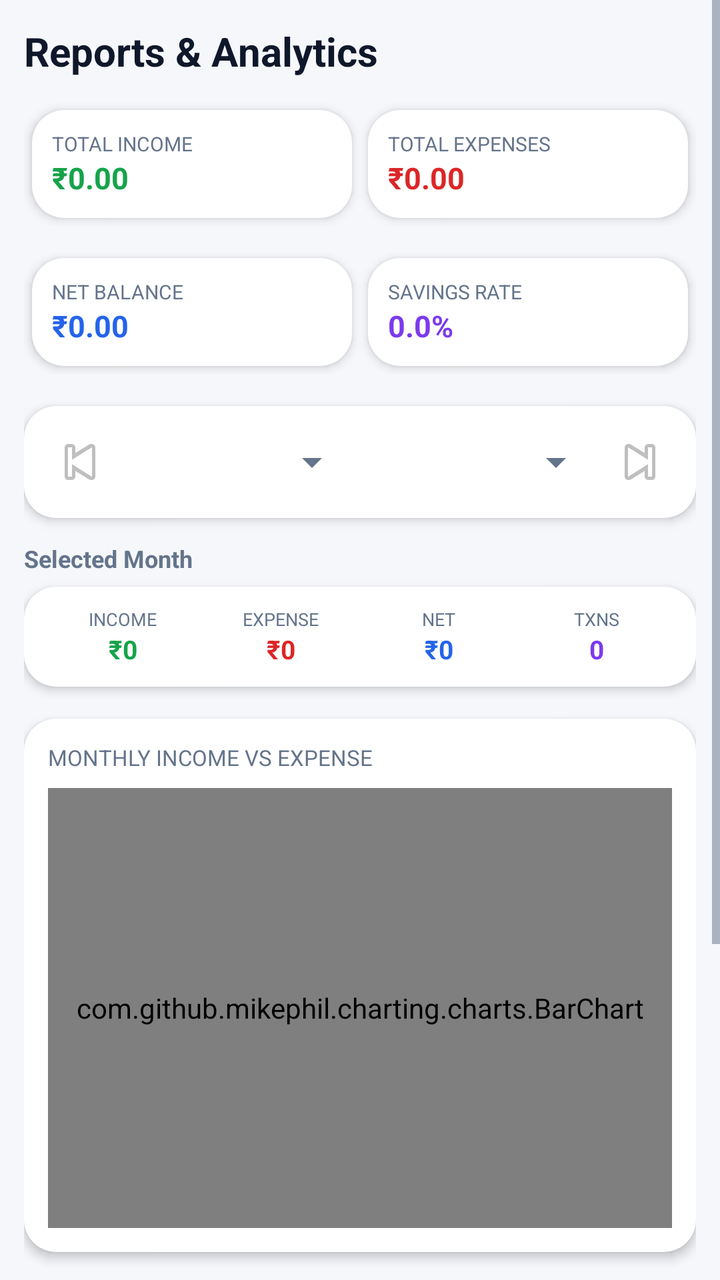
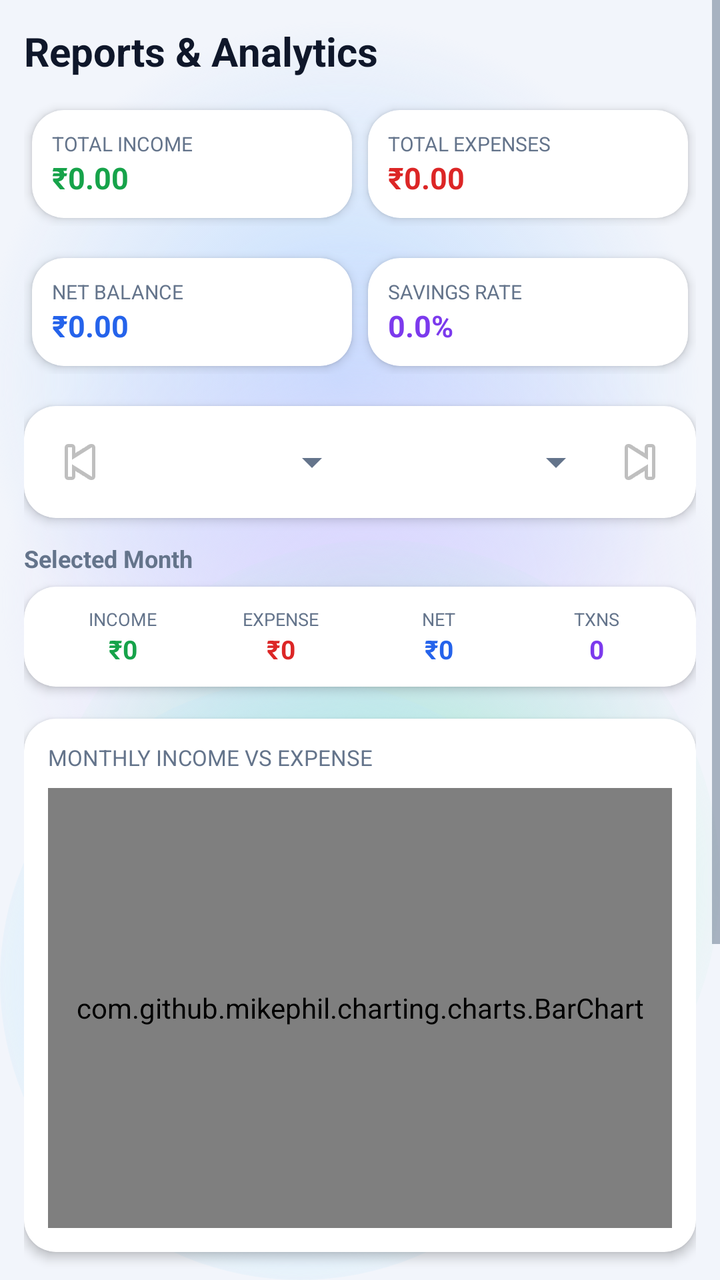

Compare the two renders of this Android layout. The source of the first and the diff that turns it into the second are given below.
<!-- AndroidManifest.xml: application theme Theme.ExpenseOS -->
<!-- res/layout/fragment_reports.xml -->
<?xml version="1.0" encoding="utf-8"?>
<ScrollView xmlns:android="http://schemas.android.com/apk/res/android"
    android:layout_width="match_parent"
    android:layout_height="match_parent"
    android:background="@color/bg">

    <LinearLayout
        android:layout_width="match_parent"
        android:layout_height="wrap_content"
        android:orientation="vertical"
        android:padding="12dp">

        <TextView
            android:layout_width="wrap_content"
            android:layout_height="wrap_content"
            android:text="Reports &amp; Analytics"
            android:textSize="20sp"
            android:textStyle="bold"
            android:textColor="@color/text"
            android:layout_marginBottom="12dp" />

        
        <LinearLayout
            android:layout_width="match_parent"
            android:layout_height="wrap_content"
            android:orientation="horizontal"
            android:layout_marginBottom="12dp">

            <androidx.cardview.widget.CardView android:layout_width="0dp"
                android:layout_height="wrap_content"
                android:layout_weight="1"
                android:layout_margin="4dp"
                xmlns:app="http://schemas.android.com/apk/res-auto"
                app:cardCornerRadius="16dp"
                app:cardElevation="3dp">

                <LinearLayout
                    android:layout_width="match_parent"
                    android:layout_height="wrap_content"
                    android:orientation="vertical"
                    android:padding="10dp">

                    <TextView
                        android:layout_width="wrap_content"
                        android:layout_height="wrap_content"
                        android:text="TOTAL INCOME"
                        android:textSize="10sp"
                        android:textColor="@color/text_muted" />

                    <TextView
                        android:id="@+id/tv_report_income"
                        android:layout_width="wrap_content"
                        android:layout_height="wrap_content"
                        android:text="₹0.00"
                        android:textColor="@color/green"
                        android:textSize="15sp"
                        android:textStyle="bold" />
                </LinearLayout>
            </androidx.cardview.widget.CardView>

            <androidx.cardview.widget.CardView android:layout_width="0dp"
                android:layout_height="wrap_content"
                android:layout_weight="1"
                android:layout_margin="4dp"
                xmlns:app="http://schemas.android.com/apk/res-auto"
                app:cardCornerRadius="16dp"
                app:cardElevation="3dp">

                <LinearLayout
                    android:layout_width="match_parent"
                    android:layout_height="wrap_content"
                    android:orientation="vertical"
                    android:padding="10dp">

                    <TextView
                        android:layout_width="wrap_content"
                        android:layout_height="wrap_content"
                        android:text="TOTAL EXPENSES"
                        android:textSize="10sp"
                        android:textColor="@color/text_muted" />

                    <TextView
                        android:id="@+id/tv_report_expense"
                        android:layout_width="wrap_content"
                        android:layout_height="wrap_content"
                        android:text="₹0.00"
                        android:textColor="@color/red"
                        android:textSize="15sp"
                        android:textStyle="bold" />
                </LinearLayout>
            </androidx.cardview.widget.CardView>
        </LinearLayout>

        <LinearLayout
            android:layout_width="match_parent"
            android:layout_height="wrap_content"
            android:orientation="horizontal"
            android:layout_marginBottom="16dp">

            <androidx.cardview.widget.CardView android:layout_width="0dp"
                android:layout_height="wrap_content"
                android:layout_weight="1"
                android:layout_margin="4dp"
                xmlns:app="http://schemas.android.com/apk/res-auto"
                app:cardCornerRadius="16dp"
                app:cardElevation="3dp">

                <LinearLayout
                    android:layout_width="match_parent"
                    android:layout_height="wrap_content"
                    android:orientation="vertical"
                    android:padding="10dp">

                    <TextView
                        android:layout_width="wrap_content"
                        android:layout_height="wrap_content"
                        android:text="NET BALANCE"
                        android:textSize="10sp"
                        android:textColor="@color/text_muted" />

                    <TextView
                        android:id="@+id/tv_report_balance"
                        android:layout_width="wrap_content"
                        android:layout_height="wrap_content"
                        android:text="₹0.00"
                        android:textColor="@color/primary"
                        android:textSize="15sp"
                        android:textStyle="bold" />
                </LinearLayout>
            </androidx.cardview.widget.CardView>

            <androidx.cardview.widget.CardView android:layout_width="0dp"
                android:layout_height="wrap_content"
                android:layout_weight="1"
                android:layout_margin="4dp"
                xmlns:app="http://schemas.android.com/apk/res-auto"
                app:cardCornerRadius="16dp"
                app:cardElevation="3dp">

                <LinearLayout
                    android:layout_width="match_parent"
                    android:layout_height="wrap_content"
                    android:orientation="vertical"
                    android:padding="10dp">

                    <TextView
                        android:layout_width="wrap_content"
                        android:layout_height="wrap_content"
                        android:text="SAVINGS RATE"
                        android:textSize="10sp"
                        android:textColor="@color/text_muted" />

                    <TextView
                        android:id="@+id/tv_savings_rate"
                        android:layout_width="wrap_content"
                        android:layout_height="wrap_content"
                        android:text="0.0%"
                        android:textColor="@color/accent"
                        android:textSize="15sp"
                        android:textStyle="bold" />
                </LinearLayout>
            </androidx.cardview.widget.CardView>
        </LinearLayout>

        
        <androidx.cardview.widget.CardView
            android:layout_width="match_parent"
            android:layout_height="wrap_content"
            android:layout_marginBottom="12dp"
            xmlns:app="http://schemas.android.com/apk/res-auto"
            app:cardCornerRadius="16dp"
            app:cardElevation="3dp">

            <LinearLayout
                android:layout_width="match_parent"
                android:layout_height="wrap_content"
                android:orientation="horizontal"
                android:gravity="center_vertical"
                android:padding="10dp">

                <ImageButton
                    android:id="@+id/btn_prev_month"
                    android:layout_width="36dp"
                    android:layout_height="36dp"
                    android:background="?attr/selectableItemBackgroundBorderless"
                    android:contentDescription="Previous month"
                    android:src="@android:drawable/ic_media_previous" />

                <Spinner
                    android:id="@+id/spinner_month"
                    android:layout_width="0dp"
                    android:layout_height="wrap_content"
                    android:layout_weight="1" />

                <Spinner
                    android:id="@+id/spinner_year"
                    android:layout_width="0dp"
                    android:layout_height="wrap_content"
                    android:layout_weight="1" />

                <ImageButton
                    android:id="@+id/btn_next_month"
                    android:layout_width="36dp"
                    android:layout_height="36dp"
                    android:background="?attr/selectableItemBackgroundBorderless"
                    android:contentDescription="Next month"
                    android:src="@android:drawable/ic_media_next" />
            </LinearLayout>
        </androidx.cardview.widget.CardView>

        
        <TextView
            android:layout_width="wrap_content"
            android:layout_height="wrap_content"
            android:text="Selected Month"
            android:textSize="12sp"
            android:textStyle="bold"
            android:textColor="@color/text_muted"
            android:layout_marginBottom="6dp" />

        <androidx.cardview.widget.CardView
            android:layout_width="match_parent"
            android:layout_height="wrap_content"
            android:layout_marginBottom="16dp"
            xmlns:app="http://schemas.android.com/apk/res-auto"
            app:cardCornerRadius="16dp"
            app:cardElevation="3dp">

            <LinearLayout
                android:layout_width="match_parent"
                android:layout_height="wrap_content"
                android:orientation="horizontal"
                android:padding="10dp"
                android:weightSum="4">

                <LinearLayout
                    android:layout_width="0dp"
                    android:layout_height="wrap_content"
                    android:layout_weight="1"
                    android:orientation="vertical"
                    android:gravity="center">
                    <TextView android:layout_width="wrap_content" android:layout_height="wrap_content"
                        android:text="INCOME" android:textSize="9sp" android:textColor="@color/text_muted" />
                    <TextView android:id="@+id/tv_month_income" android:layout_width="wrap_content"
                        android:layout_height="wrap_content" android:text="₹0" android:textSize="13sp"
                        android:textStyle="bold" android:textColor="@color/green" />
                </LinearLayout>

                <LinearLayout
                    android:layout_width="0dp"
                    android:layout_height="wrap_content"
                    android:layout_weight="1"
                    android:orientation="vertical"
                    android:gravity="center">
                    <TextView android:layout_width="wrap_content" android:layout_height="wrap_content"
                        android:text="EXPENSE" android:textSize="9sp" android:textColor="@color/text_muted" />
                    <TextView android:id="@+id/tv_month_expense" android:layout_width="wrap_content"
                        android:layout_height="wrap_content" android:text="₹0" android:textSize="13sp"
                        android:textStyle="bold" android:textColor="@color/red" />
                </LinearLayout>

                <LinearLayout
                    android:layout_width="0dp"
                    android:layout_height="wrap_content"
                    android:layout_weight="1"
                    android:orientation="vertical"
                    android:gravity="center">
                    <TextView android:layout_width="wrap_content" android:layout_height="wrap_content"
                        android:text="NET" android:textSize="9sp" android:textColor="@color/text_muted" />
                    <TextView android:id="@+id/tv_month_net" android:layout_width="wrap_content"
                        android:layout_height="wrap_content" android:text="₹0" android:textSize="13sp"
                        android:textStyle="bold" android:textColor="@color/primary" />
                </LinearLayout>

                <LinearLayout
                    android:layout_width="0dp"
                    android:layout_height="wrap_content"
                    android:layout_weight="1"
                    android:orientation="vertical"
                    android:gravity="center">
                    <TextView android:layout_width="wrap_content" android:layout_height="wrap_content"
                        android:text="TXNS" android:textSize="9sp" android:textColor="@color/text_muted" />
                    <TextView android:id="@+id/tv_month_count" android:layout_width="wrap_content"
                        android:layout_height="wrap_content" android:text="0" android:textSize="13sp"
                        android:textStyle="bold" android:textColor="@color/accent" />
                </LinearLayout>
            </LinearLayout>
        </androidx.cardview.widget.CardView>

        
        <androidx.cardview.widget.CardView android:layout_width="match_parent"
            android:layout_height="wrap_content"
            android:layout_marginBottom="12dp"
            xmlns:app="http://schemas.android.com/apk/res-auto"
            app:cardCornerRadius="16dp"
            app:cardElevation="3dp">

            <LinearLayout
                android:layout_width="match_parent"
                android:layout_height="wrap_content"
                android:orientation="vertical"
                android:padding="12dp">

                <TextView
                    android:layout_width="wrap_content"
                    android:layout_height="wrap_content"
                    android:text="MONTHLY INCOME VS EXPENSE"
                    android:textSize="11sp"
                    android:textColor="@color/text_muted"
                    android:layout_marginBottom="8dp" />

                <com.github.mikephil.charting.charts.BarChart
                    android:id="@+id/bar_monthly"
                    android:layout_width="match_parent"
                    android:layout_height="220dp" />
            </LinearLayout>
        </androidx.cardview.widget.CardView>

        
        <LinearLayout
            android:layout_width="match_parent"
            android:layout_height="wrap_content"
            android:orientation="horizontal">

            <androidx.cardview.widget.CardView android:layout_width="0dp"
                android:layout_height="wrap_content"
                android:layout_weight="1"
                android:layout_margin="4dp"
                xmlns:app="http://schemas.android.com/apk/res-auto"
                app:cardCornerRadius="16dp"
                app:cardElevation="3dp">

                <LinearLayout
                    android:layout_width="match_parent"
                    android:layout_height="wrap_content"
                    android:orientation="vertical"
                    android:padding="8dp">

                    <TextView
                        android:layout_width="wrap_content"
                        android:layout_height="wrap_content"
                        android:text="EXPENSE BY CATEGORY"
                        android:textSize="10sp"
                        android:textColor="@color/text_muted" />

                    <com.github.mikephil.charting.charts.PieChart
                        android:id="@+id/pie_expense"
                        android:layout_width="match_parent"
                        android:layout_height="180dp" />
                </LinearLayout>
            </androidx.cardview.widget.CardView>

            <androidx.cardview.widget.CardView android:layout_width="0dp"
                android:layout_height="wrap_content"
                android:layout_weight="1"
                android:layout_margin="4dp"
                xmlns:app="http://schemas.android.com/apk/res-auto"
                app:cardCornerRadius="16dp"
                app:cardElevation="3dp">

                <LinearLayout
                    android:layout_width="match_parent"
                    android:layout_height="wrap_content"
                    android:orientation="vertical"
                    android:padding="8dp">

                    <TextView
                        android:layout_width="wrap_content"
                        android:layout_height="wrap_content"
                        android:text="INCOME BY CATEGORY"
                        android:textSize="10sp"
                        android:textColor="@color/text_muted" />

                    <com.github.mikephil.charting.charts.PieChart
                        android:id="@+id/pie_income"
                        android:layout_width="match_parent"
                        android:layout_height="180dp" />
                </LinearLayout>
            </androidx.cardview.widget.CardView>
        </LinearLayout>
    </LinearLayout>
</ScrollView>
<!-- resources referenced by this layout -->
<resources>
  <color name="bg">#F5F7FB</color>
  <style name="Theme.ExpenseOS" parent="Theme.MaterialComponents.DayNight.NoActionBar">
          <item name="colorPrimary">@color/primary</item>
          <item name="colorPrimaryVariant">@color/primary_dark</item>
          <item name="colorPrimaryDark">@color/primary_dark</item>
          <item name="colorOnPrimary">@color/on_primary</item>
          <item name="colorSecondary">@color/secondary</item>
          <item name="colorSecondaryVariant">@color/secondary_dark</item>
          <item name="colorOnSecondary">@color/on_primary</item>
          <item name="colorAccent">@color/primary</item>
          <item name="colorSurface">@color/surface</item>
          <item name="colorOnSurface">@color/text</item>
          <item name="colorOnBackground">@color/text</item>
          <item name="colorError">@color/danger</item>
          <item name="android:colorBackground">@color/bg</item>
          <item name="android:windowBackground">@color/bg</item>
  
          <item name="android:textColorPrimary">@color/text</item>
          <item name="android:textColorSecondary">@color/text_muted</item>
          <item name="android:textColorHint">@color/text_hint</item>
          <item name="android:fontFamily">sans-serif</item>
          <item name="fontFamily">sans-serif</item>
  
          
          <item name="android:statusBarColor">@color/bg</item>
          <item name="android:navigationBarColor">@color/nav_bg</item>
          <item name="android:windowLightStatusBar">true</item>
          <item name="android:windowLightNavigationBar" tools:targetApi="o_mr1">true</item>
          <item name="android:forceDarkAllowed" tools:targetApi="q">false</item>
  
          
          <item name="editTextStyle">@style/Widget.ExpenseOS.EditText</item>
          <item name="materialAlertDialogTheme">@style/ThemeOverlay.ExpenseOS.Dialog</item>
          <item name="bottomSheetDialogTheme">@style/ThemeOverlay.ExpenseOS.BottomSheet</item>
          <item name="materialTimePickerTheme">@style/ThemeOverlay.ExpenseOS.TimePicker</item>
          <item name="android:windowAnimationStyle">@style/Animation.ExpenseOS.Window</item>
          <item name="android:windowActivityTransitions">true</item>
          <item name="android:windowContentTransitions">true</item>
      </style>
  <color name="surface">#FFFFFF</color>
  <color name="nav_bg">#FFFFFF</color>
  <!-- unchanged entries left out for length: 22 -->
</resources>

<!-- the commit's change to res/layout/fragment_reports.xml (unified diff, before → after) -->
@@ -2,7 +2,7 @@
 <ScrollView xmlns:android="http://schemas.android.com/apk/res/android"
     android:layout_width="match_parent"
     android:layout_height="match_parent"
-    android:background="@color/bg">
+    android:background="@android:color/transparent">
 
     <LinearLayout
         android:layout_width="match_parent"
<!-- resource entries referenced after the edit -->
@@ -1,6 +1,60 @@
 <!-- resources referenced by this layout -->
 <resources>
-  <color name="bg">#F5F7FB</color>
+  <color name="bg">#F2F5FB</color>
+  <!-- drawable aurora_bg (drawable) -->
+  <?xml version="1.0" encoding="utf-8"?>
+  <layer-list xmlns:android="http://schemas.android.com/apk/res/android">
+      <item android:drawable="@color/aurora_base" />
+      <item android:width="380dp" android:height="380dp"
+          android:gravity="top|end"
+          android:drawable="@drawable/aurora_blob_blue" />
+      <item android:width="360dp" android:height="360dp"
+          android:gravity="start" android:top="120dp"
+          android:drawable="@drawable/aurora_blob_violet" />
+      <item android:width="340dp" android:height="340dp"
+          android:gravity="bottom|end" android:bottom="30dp"
+          android:drawable="@drawable/aurora_blob_mint" />
+      <item android:width="300dp" android:height="300dp"
+          android:gravity="bottom|start"
+          android:drawable="@drawable/aurora_blob_sky" />
+  </layer-list>
+  <color name="aurora_base">#F2F5FB</color>
+  <!-- drawable aurora_blob_blue (drawable) -->
+  <?xml version="1.0" encoding="utf-8"?>
+  <shape xmlns:android="http://schemas.android.com/apk/res/android" android:shape="oval">
+      <gradient
+          android:type="radial"
+          android:gradientRadius="180dp"
+          android:startColor="#BFDBFE"
+          android:endColor="#00BFDBFE" />
+  </shape>
+  <!-- drawable aurora_blob_violet (drawable) -->
+  <?xml version="1.0" encoding="utf-8"?>
+  <shape xmlns:android="http://schemas.android.com/apk/res/android" android:shape="oval">
+      <gradient
+          android:type="radial"
+          android:gradientRadius="180dp"
+          android:startColor="#DDD6FE"
+          android:endColor="#00DDD6FE" />
+  </shape>
+  <!-- drawable aurora_blob_mint (drawable) -->
+  <?xml version="1.0" encoding="utf-8"?>
+  <shape xmlns:android="http://schemas.android.com/apk/res/android" android:shape="oval">
+      <gradient
+          android:type="radial"
+          android:gradientRadius="180dp"
+          android:startColor="#A7F3D0"
+          android:endColor="#00A7F3D0" />
+  </shape>
+  <!-- drawable aurora_blob_sky (drawable) -->
+  <?xml version="1.0" encoding="utf-8"?>
+  <shape xmlns:android="http://schemas.android.com/apk/res/android" android:shape="oval">
+      <gradient
+          android:type="radial"
+          android:gradientRadius="180dp"
+          android:startColor="#BAE6FD"
+          android:endColor="#00BAE6FD" />
+  </shape>
   <style name="Theme.ExpenseOS" parent="Theme.MaterialComponents.DayNight.NoActionBar">
           <item name="colorPrimary">@color/primary</item>
           <item name="colorPrimaryVariant">@color/primary_dark</item>
@@ -15,7 +69,7 @@
           <item name="colorOnBackground">@color/text</item>
           <item name="colorError">@color/danger</item>
           <item name="android:colorBackground">@color/bg</item>
-          <item name="android:windowBackground">@color/bg</item>
+          <item name="android:windowBackground">@drawable/aurora_bg</item>
   
           <item name="android:textColorPrimary">@color/text</item>
           <item name="android:textColorSecondary">@color/text_muted</item>
@@ -24,8 +78,8 @@
           <item name="fontFamily">sans-serif</item>
   
           
-          <item name="android:statusBarColor">@color/bg</item>
-          <item name="android:navigationBarColor">@color/nav_bg</item>
+          <item name="android:statusBarColor">@android:color/transparent</item>
+          <item name="android:navigationBarColor">@android:color/transparent</item>
           <item name="android:windowLightStatusBar">true</item>
           <item name="android:windowLightNavigationBar" tools:targetApi="o_mr1">true</item>
           <item name="android:forceDarkAllowed" tools:targetApi="q">false</item>
@@ -39,8 +93,7 @@
           <item name="android:windowActivityTransitions">true</item>
           <item name="android:windowContentTransitions">true</item>
       </style>
-  <color name="surface">#FFFFFF</color>
-  <color name="nav_bg">#FFFFFF</color>
+  <color name="surface">#E9FFFFFF</color>
   <!-- unchanged entries left out for length: 22 -->
 </resources>
 
